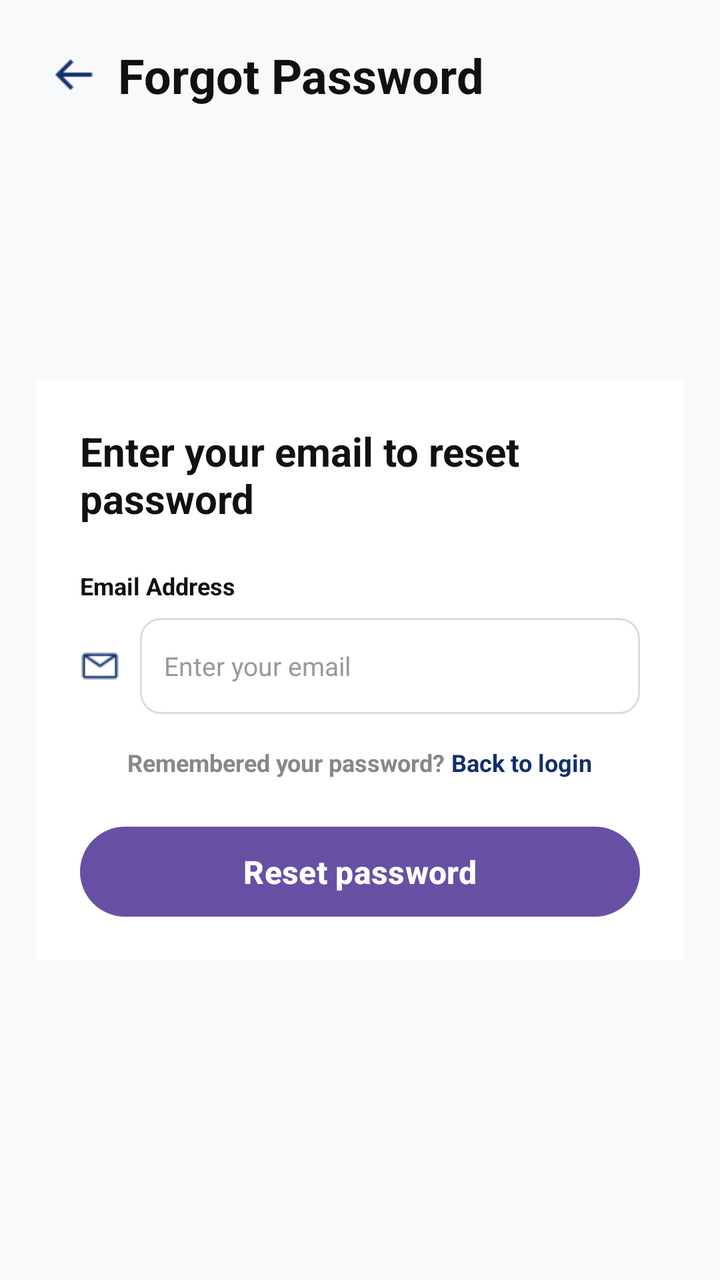
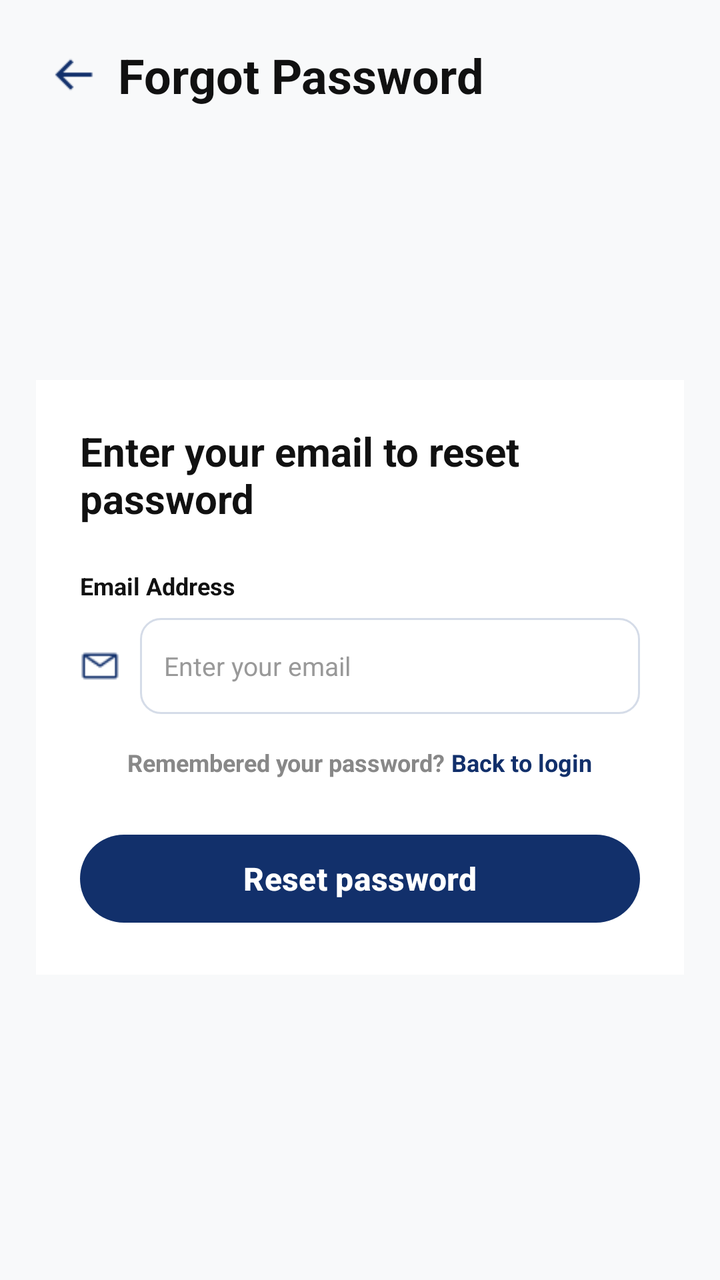

Screens rendered from an Android XML layout before and after an edit, with the pre-edit source and the edit as a unified diff.
<!-- AndroidManifest.xml: application theme Theme.CampusMart -->
<!-- res/layout/forget_password.xml -->
<?xml version="1.0" encoding="utf-8"?>
<LinearLayout
    xmlns:android="http://schemas.android.com/apk/res/android"
    android:layout_width="match_parent"
    android:layout_height="match_parent"
    android:background="#F8F9FA"
    android:orientation="vertical">

    
    <LinearLayout
        android:layout_width="match_parent"
        android:layout_height="75dp"
        android:gravity="center_vertical"
        android:orientation="horizontal"
        android:paddingHorizontal="25dp">

        <ImageView
            android:id="@+id/back"
            android:layout_width="24dp"
            android:layout_height="24dp"
            android:src="@drawable/back_arrow_png"
            android:tint="#12306B" />

        <TextView
            android:layout_width="wrap_content"
            android:layout_height="wrap_content"
            android:layout_marginStart="10dp"
            android:text="Forgot Password"
            android:textColor="#111111"
            android:textSize="24sp"
            android:textStyle="bold" />

    </LinearLayout>

    
    <LinearLayout
        android:layout_width="match_parent"
        android:layout_height="wrap_content"
        android:layout_marginHorizontal="18dp"
        android:layout_marginTop="115dp"
        android:background="#FFFFFF"
        android:orientation="vertical"
        android:padding="22dp">

        <TextView
            android:layout_width="match_parent"
            android:layout_height="wrap_content"
            android:text="Enter your email to reset password"
            android:textColor="#111111"
            android:textSize="20sp"
            android:textStyle="bold" />

        
        <TextView
            android:layout_width="wrap_content"
            android:layout_height="wrap_content"
            android:layout_marginTop="22dp"
            android:layout_marginBottom="8dp"
            android:text="Email Address"
            android:textColor="#111111"
            android:textSize="12sp"
            android:textStyle="bold" />

        
        <LinearLayout
            android:layout_width="match_parent"
            android:layout_height="48dp"
            android:gravity="center_vertical"
            android:orientation="horizontal">

            <ImageView
                android:layout_width="20dp"
                android:layout_height="20dp"
                android:layout_marginEnd="10dp"
                android:src="@drawable/email_png"
                android:tint="#12306B" />

            <EditText
                android:id="@+id/email"
                android:layout_width="0dp"
                android:layout_height="match_parent"
                android:layout_weight="1"
                android:background="@drawable/input_background"
                android:hint="Enter your email"
                android:inputType="textEmailAddress"
                android:paddingHorizontal="12dp"
                android:singleLine="true"
                android:textColor="#111111"
                android:textColorHint="#999999"
                android:textSize="13sp" />

        </LinearLayout>

        
        <LinearLayout
            android:layout_width="match_parent"
            android:layout_height="wrap_content"
            android:layout_marginTop="16dp"
            android:gravity="center"
            android:orientation="horizontal">

            <TextView
                android:layout_width="wrap_content"
                android:layout_height="wrap_content"
                android:text="Remembered your password? "
                android:textColor="#888888"
                android:textSize="12sp"
                android:textStyle="bold" />

            <TextView
                android:id="@+id/backToLogin"
                android:layout_width="wrap_content"
                android:layout_height="wrap_content"
                android:text="Back to login"
                android:textColor="#12306B"
                android:textSize="12sp"
                android:textStyle="bold" />

        </LinearLayout>

        
        <Button
            android:id="@+id/btnResetPassword"
            android:layout_width="match_parent"
            android:layout_height="45dp"
            android:layout_marginTop="24dp"
            android:background="@drawable/button_background"
            android:text="Reset password"
            android:textAllCaps="false"
            android:textColor="#FFFFFF"
            android:textSize="16sp"
            android:textStyle="bold" />

    </LinearLayout>

</LinearLayout>
<!-- resources referenced by this layout -->
<resources>
  <!-- drawable back_arrow_png: png bitmap (drawable, 249 bytes) -->
  <!-- drawable button_background (drawable) -->
  <?xml version="1.0" encoding="utf-8"?>
  <shape xmlns:android="http://schemas.android.com/apk/res/android">
      <solid android:color="#173B70"/>
      <corners android:radius="30dp"/>
  </shape>
  <!-- drawable email_png: png bitmap (drawable, 389 bytes) -->
  <!-- drawable input_background (drawable) -->
  <?xml version="1.0" encoding="utf-8"?>
  <shape xmlns:android="http://schemas.android.com/apk/res/android">
      <solid android:color="#FFFFFF"/>
      <corners android:radius="10dp"/>
      <stroke
          android:width="1dp"
          android:color="#D5DCE8"/>
  </shape>
  <style name="Theme.CampusMart" parent="Base.Theme.CampusMart" />
  <style name="Base.Theme.CampusMart" parent="Theme.Material3.DayNight.NoActionBar">
          
          
      </style>
</resources>

<!-- the commit's change to res/layout/forget_password.xml (unified diff, before → after) -->
@@ -1,6 +1,7 @@
 <?xml version="1.0" encoding="utf-8"?>
 <LinearLayout
     xmlns:android="http://schemas.android.com/apk/res/android"
+    xmlns:app="http://schemas.android.com/apk/res-auto"
     android:layout_width="match_parent"
     android:layout_height="match_parent"
     android:background="#F8F9FA"
@@ -119,17 +120,18 @@
         </LinearLayout>
 
         
-        <Button
+        <com.google.android.material.button.MaterialButton
             android:id="@+id/btnResetPassword"
             android:layout_width="match_parent"
-            android:layout_height="45dp"
+            android:layout_height="52dp"
             android:layout_marginTop="24dp"
-            android:background="@drawable/button_background"
             android:text="Reset password"
             android:textAllCaps="false"
             android:textColor="#FFFFFF"
             android:textSize="16sp"
-            android:textStyle="bold" />
+            android:textStyle="bold"
+            app:backgroundTint="#12306B"
+            app:cornerRadius="26dp" />
 
     </LinearLayout>
 
<!-- resource entries referenced after the edit -->
@@ -1,12 +1,6 @@
 <!-- resources referenced by this layout -->
 <resources>
   <!-- drawable back_arrow_png: png bitmap (drawable, 249 bytes) -->
-  <!-- drawable button_background (drawable) -->
-  <?xml version="1.0" encoding="utf-8"?>
-  <shape xmlns:android="http://schemas.android.com/apk/res/android">
-      <solid android:color="#173B70"/>
-      <corners android:radius="30dp"/>
-  </shape>
   <!-- drawable email_png: png bitmap (drawable, 389 bytes) -->
   <!-- drawable input_background (drawable) -->
   <?xml version="1.0" encoding="utf-8"?>
@@ -19,8 +13,11 @@
   </shape>
   <style name="Theme.CampusMart" parent="Base.Theme.CampusMart" />
   <style name="Base.Theme.CampusMart" parent="Theme.Material3.DayNight.NoActionBar">
-          
-          
+          <item name="colorPrimary">@color/bg_splash_navy</item>
+          <item name="colorPrimaryVariant">#12306B</item>
+          <item name="colorOnPrimary">@color/white</item>
       </style>
+  <color name="bg_splash_navy">#153A6B</color>
+  <color name="white">#FFFFFFFF</color>
 </resources>
 
